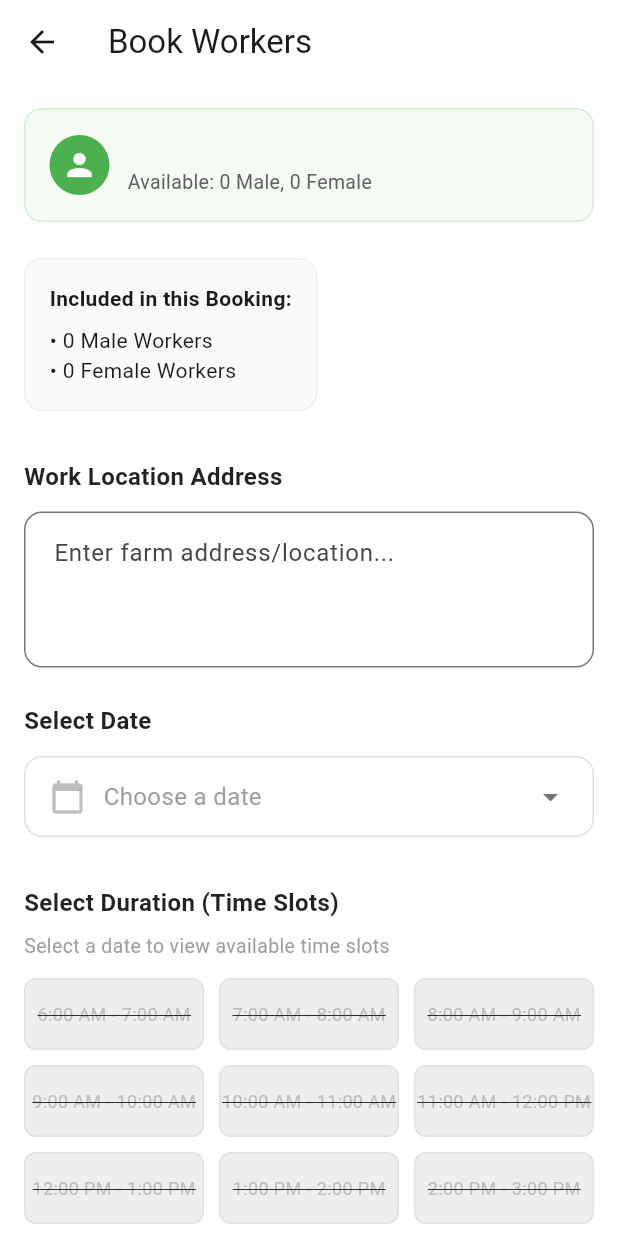
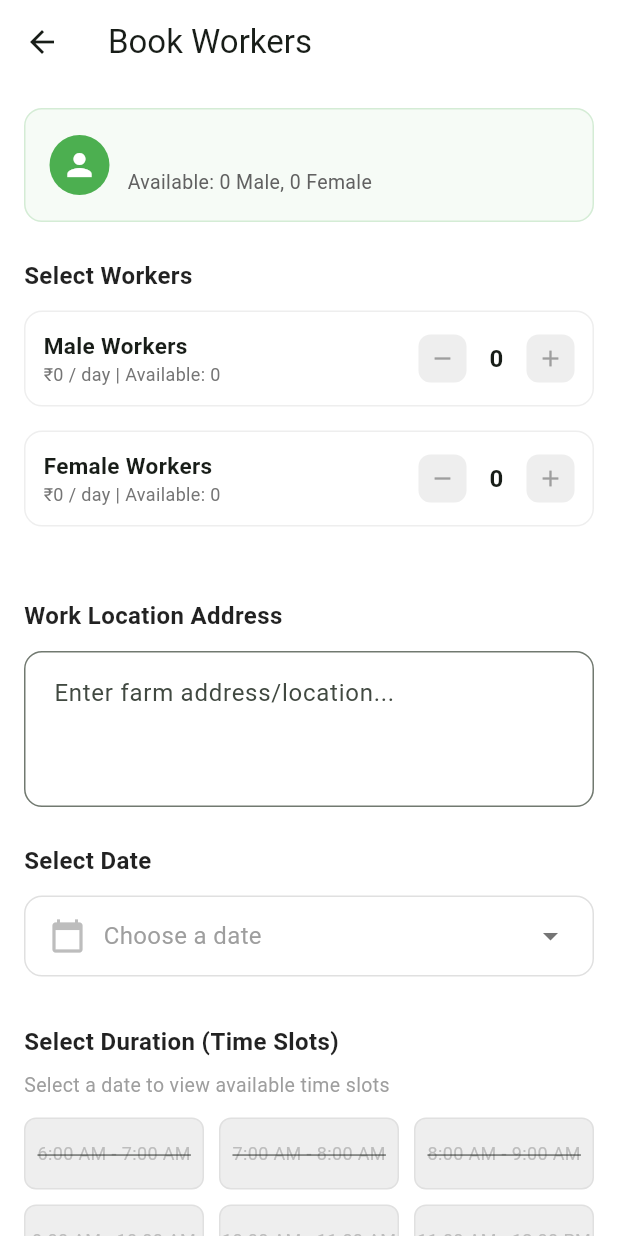
Before and after one commit to TechXplorers1/agri_farms, a Flutter app: the BookWorkersScreen screen opened directly with empty values, on a phone screen of 412 x 824 dp. Run offline on Flutter 3.47's test engine with Material 3 defaults, Android fonts, the phone set to English and light mode, and no system bars; our stand-ins replace firebase_core, firebase_messaging, flutter_local_notifications, image_picker, permission_handler, shared_preferences; accounts and stored records are empty; generated files the repository leaves out were written again.

Commit message:
Updated farm workers functionality

```diff
--- a/lib/screens/book_workers_screen.dart
+++ b/lib/screens/book_workers_screen.dart
@@ -48,11 +48,45 @@ class _BookWorkersScreenState extends State<BookWorkersScreen> {
   @override
   void initState() {
     super.initState();
-    _maleCount = widget.maxMale;
-    _femaleCount = widget.maxFemale;
+    if (widget.roleDistribution.isNotEmpty) {
+      for (var role in widget.roleDistribution) {
+         _selectedRoleCounts[role] = 0; // Default to 0
+      }
+    } else {
+      _maleCount = 0; // Default to 0
+      _femaleCount = 0; // Default to 0
+    }
     _loadAddress();
-    // No default date, matching assets style
     _selectedDate = null;
+  }
+
+  // Helper to parse role strings like "10 Male - Harvesting"
+  int _getMaxCountForRole(String roleStr) {
+     try {
+        final firstPart = roleStr.split(' ')[0];
+        return int.parse(firstPart);
+     } catch (_) {
+        return 0;
+     }
+  }
+
+  String _getGenderForRole(String roleStr) {
+     final lowered = roleStr.toLowerCase();
+     if (lowered.contains('women') || lowered.contains('female')) return 'Female';
+     return 'Male';
+  }
+
+  String _getSkillForRole(String roleStr) {
+     try {
+        final parts = roleStr.split(' - ');
+        if (parts.length > 1) return parts[1];
+
+        final skipFirst = roleStr.split(' ').sublist(2).join(' ');
+        if (skipFirst.startsWith('- ')) return skipFirst.substring(2);
+        return skipFirst;
+     } catch (_) {
+        return roleStr;
+     }
   }
 
   String _formatTime(int hour) {
@@ -154,12 +188,12 @@ class _BookWorkersScreenState extends State<BookWorkersScreen> {
 
   int get _totalPrice {
     double hours = _selectedSlots.length.toDouble();
-    if (hours == 0) hours = 1.0; // Default to 1 hour if no slots selected yet for estimate
+    if (hours == 0) hours = 1.0;
 
     if (widget.roleDistribution.isNotEmpty) {
       int total = 0;
       _selectedRoleCounts.forEach((role, count) {
-         bool isMale = role.toLowerCase().contains('men') && !role.toLowerCase().contains('women');
+         bool isMale = _getGenderForRole(role) == 'Male';
          total += count * (isMale ? widget.priceMale : widget.priceFemale);
       });
       return (total * hours).toInt();
@@ -217,17 +251,18 @@ class _BookWorkersScreenState extends State<BookWorkersScreen> {
 
       String detailsStr = '';
       if (widget.roleDistribution.isNotEmpty) {
-         detailsStr = _selectedRoleCounts.entries.map((e) {
-           String label = e.key;
-           try {
-              final parts = e.key.split(' ');
-              label = parts.sublist(1).join(' ');
-              if (label.startsWith('- ')) label = label.substring(2);
-           } catch (_) {}
-           return '${e.value} $label';
-         }).join(', ');
+         detailsStr = _selectedRoleCounts.entries
+          .where((e) => e.value > 0)
+          .map((e) {
+            final skill = _getSkillForRole(e.key);
+            final gender = _getGenderForRole(e.key);
+            return '${e.value} $gender ($skill)';
+          }).join(', ');
       } else {
-        detailsStr = 'Male: $_maleCount, Female: $_femaleCount';
+        List<String> parts = [];
+        if (_maleCount > 0) parts.add('Male: $_maleCount');
+        if (_femaleCount > 0) parts.add('Female: $_femaleCount');
+        detailsStr = parts.join(', ');
       }
 
       final Map<String, dynamic> notesMap = {
@@ -335,34 +370,44 @@ class _BookWorkersScreenState extends State<BookWorkersScreen> {
             ),
             const SizedBox(height: 24),
 
-            // Worker selection removed as per user request
-            Container(
-              padding: const EdgeInsets.all(16),
-              decoration: BoxDecoration(
-                color: Colors.grey[50],
-                borderRadius: BorderRadius.circular(12),
-                border: Border.all(color: Colors.grey[200]!),
-              ),
-              child: Column(
-                crossAxisAlignment: CrossAxisAlignment.start,
-                children: [
-                  const Text(
-                    'Included in this Booking:',
-                    style: TextStyle(fontWeight: FontWeight.bold, fontSize: 14),
-                  ),
-                  const SizedBox(height: 8),
-                  if (widget.roleDistribution.isNotEmpty)
-                    ...widget.roleDistribution.map((role) => Padding(
-                      padding: const EdgeInsets.only(bottom: 4),
-                      child: Text('• $role', style: const TextStyle(fontSize: 14)),
-                    ))
-                  else ...[
-                    Text('• ${widget.maxMale} Male Workers', style: const TextStyle(fontSize: 14)),
-                    Text('• ${widget.maxFemale} Female Workers', style: const TextStyle(fontSize: 14)),
-                  ],
-                ],
-              ),
+            // Worker selection restored and improved
+            Text(
+              AppLocalizations.of(context)!.selectWorkers,
+              style: const TextStyle(fontSize: 16, fontWeight: FontWeight.bold, color: Colors.black87),
             ),
+            const SizedBox(height: 12),
+            if (widget.roleDistribution.isNotEmpty)
+              ...widget.roleDistribution.map((role) {
+                final skill = _getSkillForRole(role);
+                final gender = _getGenderForRole(role);
+                final maxCount = _getMaxCountForRole(role);
+                final currentCount = _selectedRoleCounts[role] ?? 0;
+                final price = gender == 'Male' ? widget.priceMale : widget.priceFemale;
+
+                return _buildCounter(
+                  label: skill,
+                  subtitle: '$gender | ₹$price ${AppLocalizations.of(context)!.perDay} | Max: $maxCount',
+                  count: currentCount,
+                  max: maxCount,
+                  onChanged: (val) => setState(() => _selectedRoleCounts[role] = val),
+                );
+              })
+            else ...[
+               _buildCounter(
+                 label: AppLocalizations.of(context)!.maleWorkers,
+                 subtitle: '₹${widget.priceMale} ${AppLocalizations.of(context)!.perDay} | ${AppLocalizations.of(context)!.available}: ${widget.maxMale}',
+                 count: _maleCount,
+                 max: widget.maxMale,
+                 onChanged: (val) => setState(() => _maleCount = val),
+               ),
+               _buildCounter(
+                 label: AppLocalizations.of(context)!.femaleWorkers,
+                 subtitle: '₹${widget.priceFemale} ${AppLocalizations.of(context)!.perDay} | ${AppLocalizations.of(context)!.available}: ${widget.maxFemale}',
+                 count: _femaleCount,
+                 max: widget.maxFemale,
+                 onChanged: (val) => setState(() => _femaleCount = val),
+               ),
+            ],
 
             const SizedBox(height: 32),
 
@@ -533,8 +578,45 @@ class _BookWorkersScreenState extends State<BookWorkersScreen> {
   }
 
 
-   // Removed _buildCounter and _buildIconButton as they were only used for multi-asset booking
-
+  Widget _buildCounter({required String label, required int count, required int max, required Function(int) onChanged, String? subtitle}) {
+    return Container(
+      margin: const EdgeInsets.only(bottom: 16),
+      padding: const EdgeInsets.all(12),
+      decoration: BoxDecoration(
+        color: Colors.white,
+        borderRadius: BorderRadius.circular(12),
+        border: Border.all(color: Colors.grey[200]!),
+      ),
+      child: Row(
+        children: [
+          Expanded(
+            child: Column(
+              crossAxisAlignment: CrossAxisAlignment.start,
+              children: [
+                Text(label, style: const TextStyle(fontWeight: FontWeight.bold, fontSize: 15)),
+                if (subtitle != null)
+                   Text(subtitle, style: TextStyle(color: Colors.grey[600], fontSize: 12)),
+              ],
+            ),
+          ),
+          Row(
+            children: [
+              _buildIconButton(Icons.remove, () => onChanged(count - 1), isDisabled: count <= 0),
+              SizedBox(
+                width: 40,
+                child: Text(
+                  '$count',
+                  textAlign: TextAlign.center,
+                  style: const TextStyle(fontSize: 16, fontWeight: FontWeight.bold),
+                ),
+              ),
+              _buildIconButton(Icons.add, () => onChanged(count + 1), isDisabled: count >= max),
+            ],
+          ),
+        ],
+      ),
+    );
+  }
 
   Widget _buildIconButton(IconData icon, VoidCallback onPressed, {bool isDisabled = false}) {
     return Container(
```
